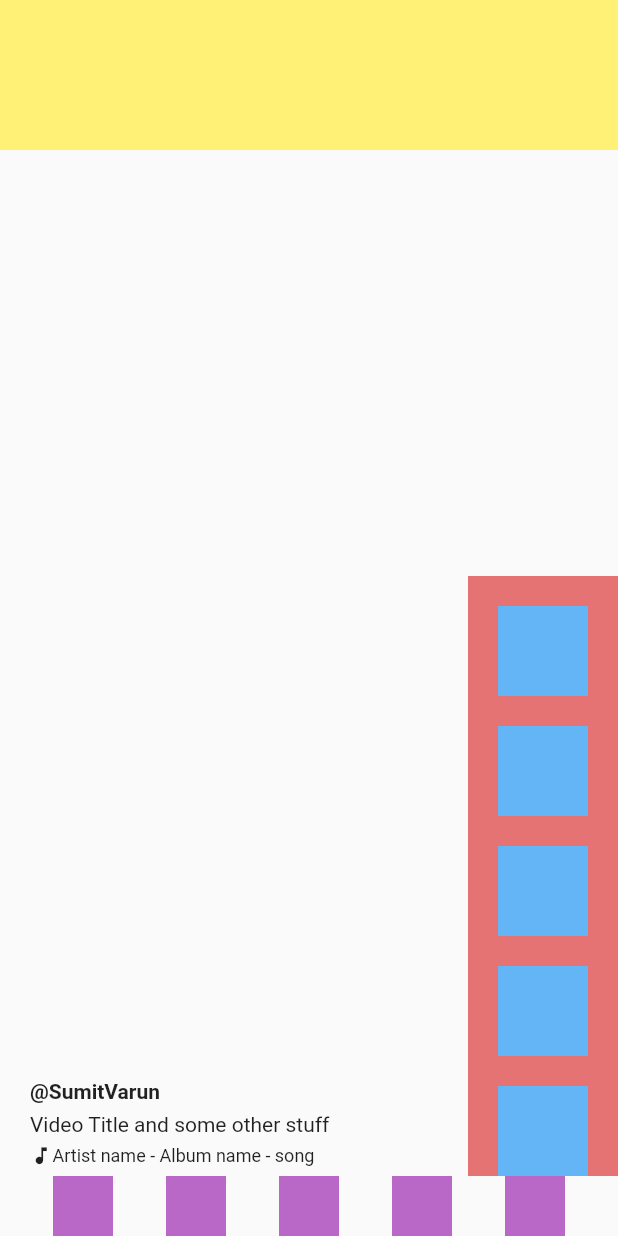
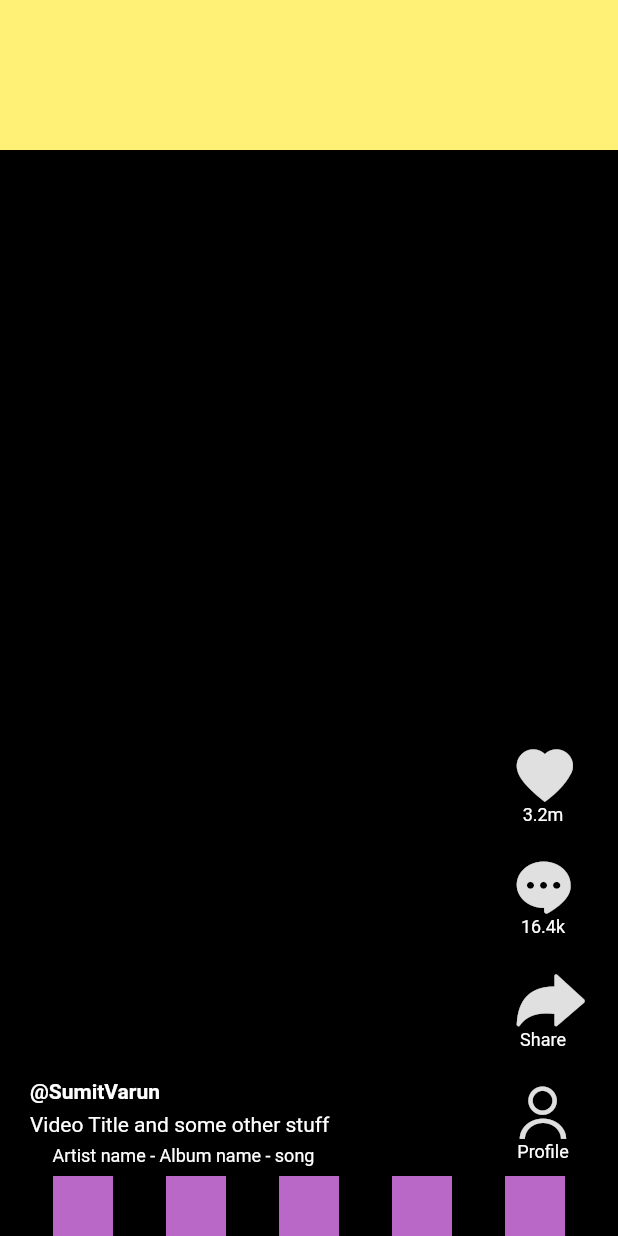
Before and after one commit to sumitvarun/tiktokclone_app, a Flutter app: the screen it shows after launch, on a phone screen of 412 x 824 dp. Run offline on Flutter 3.47's test engine with Material 2 defaults, Android fonts, the phone set to English and light mode, and no system bars.

Commit message:
Update TiktokClone

```diff
--- /dev/null
+++ b/lib/fonts/tiktokicons.dart
@@ -0,0 +1,16 @@
+import 'package:flutter/widgets.dart';
+
+class TikTokIcons {
+  TikTokIcons._();
+
+  static const _kFontFam = 'TikTokIcons';
+
+  static const IconData chat_bubble = const IconData(0xe808, fontFamily: _kFontFam);
+  static const IconData create = const IconData(0xe809, fontFamily: _kFontFam);
+  static const IconData heart = const IconData(0xe80a, fontFamily: _kFontFam);
+  static const IconData home = const IconData(0xe80b, fontFamily: _kFontFam);
+  static const IconData messages = const IconData(0xe80c, fontFamily: _kFontFam);
+  static const IconData profile = const IconData(0xe80d, fontFamily: _kFontFam);
+  static const IconData reply = const IconData(0xe80e, fontFamily: _kFontFam);
+  static const IconData search = const IconData(0xe80f, fontFamily: _kFontFam);
+}
--- a/lib/main.dart
+++ b/lib/main.dart
@@ -10,8 +10,15 @@ class TikTok extends StatelessWidget {
   Widget build(BuildContext context) {
     return MaterialApp(
       title: 'TikTok',
-      theme: ThemeData(primaryColor: Colors.brown[400]),
+      theme: ThemeData(
+        textTheme: Theme.of(context).textTheme.apply(
+          bodyColor: Colors.white,
+          displayColor: Colors.white
+        ),
+
+      ),
       home: Scaffold(
+        backgroundColor: Colors.black,
 
         body: Column(
           children: [
--- a/lib/widget/actions_toolbar.dart
+++ b/lib/widget/actions_toolbar.dart
@@ -1,4 +1,5 @@
 import 'package:flutter/material.dart';
+import 'package:tiktokclone_app/fonts/tiktokicons.dart';
 //Actions Toolbar: This is a fixed width widget on the right hand side of the screen that contains the actions that can be performed from each video.
 
 
@@ -8,15 +9,35 @@ class ActionToolbar extends StatelessWidget {
   Widget build(BuildContext context) {
     return Container(
       width: 100.0,
-      color: Colors.red[300],
+      //color: Colors.red[300],
       child: Column(
         mainAxisSize: MainAxisSize.min,
-        children: List<Widget>.generate(5, (index) => Container(
-          width: 60,height: 60,
-          color:  Colors.blue[300],
-          margin: EdgeInsets.only(top: 20.0),
-        ),),
+        children: [
+          _getSocialAction( icon: TikTokIcons.heart,title: '3.2m'),
+          _getSocialAction(icon: TikTokIcons.chat_bubble,title: '16.4k'),
+          _getSocialAction(icon: TikTokIcons.reply, title: 'Share'),
+          _getSocialAction(icon: TikTokIcons.profile,title: 'Profile',)
+
+
+        ]
       ),
     );
   }
 }
+
+
+Widget _getSocialAction({
+  String title,
+  IconData icon}) {
+  return Container(
+      margin: EdgeInsets.only(top: 15.0),
+      width: 60.0,
+      height: 60.0,
+      child: Column(children: [
+        Icon(icon,  size: 35.0, color: Colors.grey[300]),
+        Padding(
+          padding: EdgeInsets.only(top:  2.0),
+          child: Text(title, style: TextStyle(fontSize: 12.0)),
+        )
+      ]));
+}
```
Also changed, not shown: pubspec.yaml (+6 -6 lines), lib/fonts/TikTokIcons.ttf (added).
